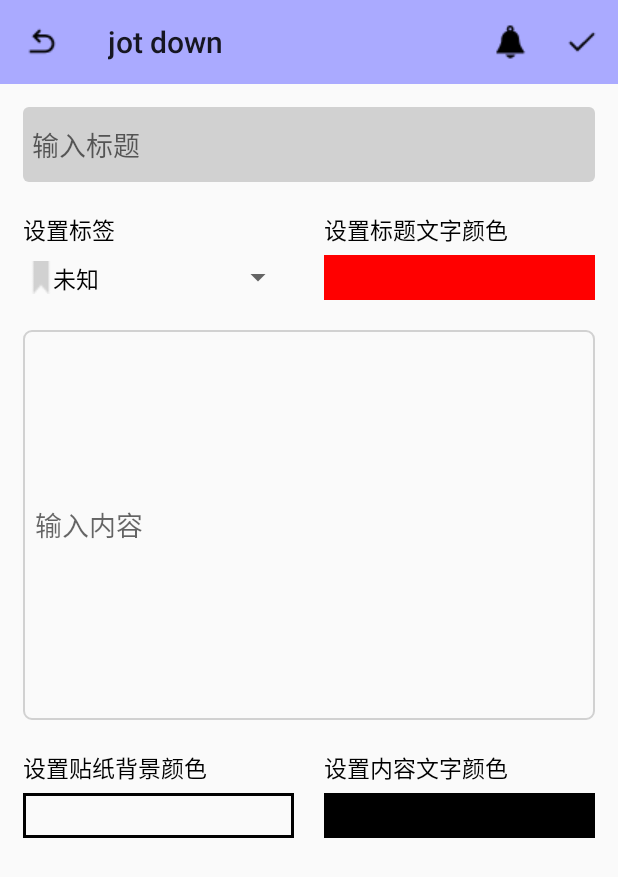
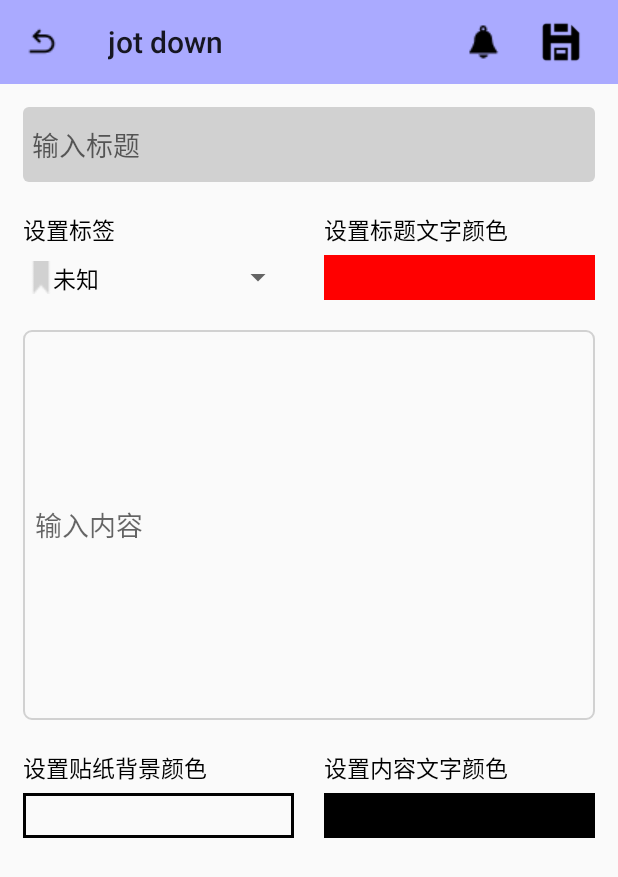
Before and after one commit to NH-X/JotDown, an Android app: the AddToNodeActivity screen opened directly, with no data from a screen before it, after a tap on "完成", on a phone screen of 412 x 824 dp. Shown: the top 877 px of the screen. Run offline under Robolectric (Android 15) with nearby library versions, the phone set to English and light mode, and no system bars; libraries missing offline, so code that uses them is left out: com.skydoves.colorpickerview.

Commit message:
2023/5/27 13:03

```diff
--- a/jotdown/src/main/java/com/example/jotdown/AddToNodeActivity.java
+++ b/jotdown/src/main/java/com/example/jotdown/AddToNodeActivity.java
@@ -133,7 +133,7 @@ public class AddToNodeActivity extends AppCompatActivity implements
             dialog.show();
 
             return true;
-        } else if (id == R.id.menu_send) {                //点击了完成图标
+        } else if (id == R.id.menu_save) {                //点击了完成图标
             Log.d(TAG, "onOptionsItemSelected: newRemindTime:" +
                     ("{year}-{month}-{day} {hour}:{minute}".equals(newRemindTime) ?
                             getResources().getString(R.string.notRemind) : newRemindTime));
--- a/jotdown/src/main/java/com/example/jotdown/ModifyNodeActivity.java
+++ b/jotdown/src/main/java/com/example/jotdown/ModifyNodeActivity.java
@@ -202,7 +202,7 @@ public class ModifyNodeActivity extends AppCompatActivity implements
             dialog.show();
 
             return true;
-        } else if (id == R.id.menu_send) {                //点击了完成图标
+        } else if (id == R.id.menu_save) {                //点击了完成图标
             Log.d(TAG, "onOptionsItemSelected: newRemindTime:" +
                     ("{year}-{month}-{day} {hour}:{minute}".equals(newRemindTime) ?
                             getResources().getString(R.string.notRemind) : newRemindTime));
--- a/jotdown/src/main/res/layout/activity_renew_node.xml
+++ b/jotdown/src/main/res/layout/activity_renew_node.xml
@@ -10,6 +10,7 @@
         android:layout_height="?attr/actionBarSize"
         android:background="@color/blue_light"
         app:navigationIcon="@drawable/ic_return"
+        android:paddingEnd="10dp"
         android:id="@+id/tl_head"/>
     <LinearLayout
         android:layout_width="match_parent"
--- /dev/null
+++ b/jotdown/src/main/res/layout/menu_icon_remind_layout.xml
@@ -0,0 +1,3 @@
+<ImageView
+    xmlns:android="http://schemas.android.com/apk/res/android"
+    style="@style/MenuIconStyle.Remind"/>
--- /dev/null
+++ b/jotdown/src/main/res/layout/menu_icon_save_layout.xml
@@ -0,0 +1,3 @@
+<ImageView
+    xmlns:android="http://schemas.android.com/apk/res/android"
+    style="@style/MenuIconStyle.Save" />
--- a/jotdown/src/main/res/menu/menu_remind.xml
+++ b/jotdown/src/main/res/menu/menu_remind.xml
@@ -3,12 +3,13 @@
     xmlns:app="http://schemas.android.com/apk/res-auto">
     <item android:orderInCategory="1"
         app:showAsAction="ifRoom"
+        android:title="提醒"
         android:icon="@drawable/ic_remind"
-        android:title="提醒"
+        android:clickable="true"
         android:id="@+id/menu_remind"/>
     <item android:orderInCategory="2"
         app:showAsAction="ifRoom"
-        android:icon="@drawable/selected"
         android:title="完成"
-        android:id="@+id/menu_send"/>
+        android:icon="@drawable/ic_save"
+        android:id="@+id/menu_save"/>
 </menu>
```
Also changed, not shown: jotdown/src/main/res/values/style.xml (+16 -0 lines), jotdown/src/main/res/drawable-v24/ic_save.png (added), jotdown/src/main/res/drawable-v24/selected.png (deleted).
